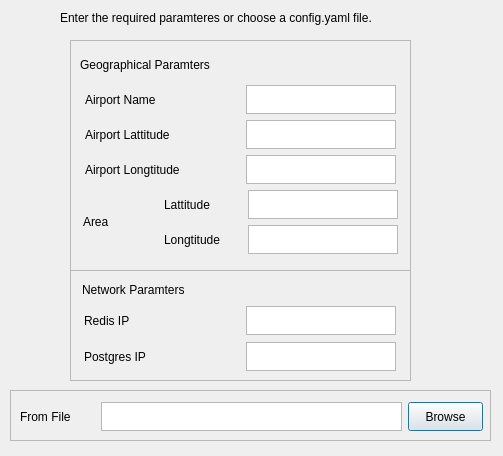
Old version of the form FR24Analyzer/UI/configureDialog.ui in the repository cmbahadir/FR24Analyzer.
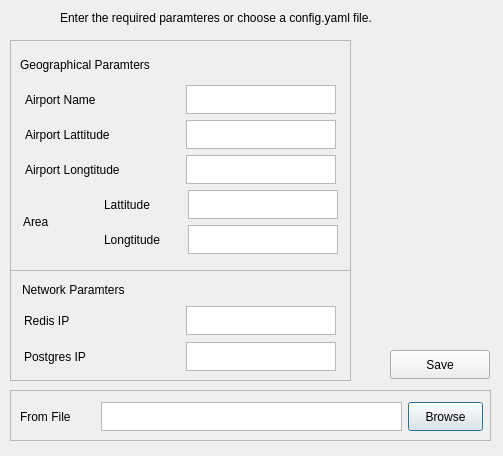
New version of the form.

```diff
--- a/FR24Analyzer/UI/configureDialog.ui
+++ b/FR24Analyzer/UI/configureDialog.ui
@@ -101,7 +101,7 @@
   <widget class="QFrame" name="frame_2">
    <property name="geometry">
     <rect>
-     <x>70</x>
+     <x>10</x>
      <y>40</y>
      <width>341</width>
      <height>231</height>
@@ -113,7 +113,7 @@
    <property name="frameShadow">
     <enum>QFrame::Raised</enum>
    </property>
-   <widget class="QWidget" name="">
+   <widget class="QWidget" name="layoutWidget">
     <property name="geometry">
      <rect>
       <x>10</x>
@@ -376,7 +376,7 @@
   <widget class="QFrame" name="frame_3">
    <property name="geometry">
     <rect>
-     <x>70</x>
+     <x>10</x>
      <y>270</y>
      <width>341</width>
      <height>111</height>
@@ -401,7 +401,7 @@
      <string>Network Paramters</string>
     </property>
    </widget>
-   <widget class="QWidget" name="">
+   <widget class="QWidget" name="layoutWidget">
     <property name="geometry">
      <rect>
       <x>14</x>
@@ -505,11 +505,31 @@
     <string>Enter the required paramteres or choose a config.yaml file.</string>
    </property>
   </widget>
-  <zorder>frame</zorder>
-  <zorder>label</zorder>
-  <zorder>frame_2</zorder>
-  <zorder>frame_3</zorder>
-  <zorder>label_2</zorder>
+  <widget class="QPushButton" name="saveConfig">
+   <property name="geometry">
+    <rect>
+     <x>390</x>
+     <y>350</y>
+     <width>100</width>
+     <height>29</height>
+    </rect>
+   </property>
+   <property name="minimumSize">
+    <size>
+     <width>100</width>
+     <height>29</height>
+    </size>
+   </property>
+   <property name="maximumSize">
+    <size>
+     <width>75</width>
+     <height>29</height>
+    </size>
+   </property>
+   <property name="text">
+    <string>Save</string>
+   </property>
+  </widget>
  </widget>
  <resources/>
  <connections/>
```
Left out of the diff: 18 changed lines with no effect on the pictures.
